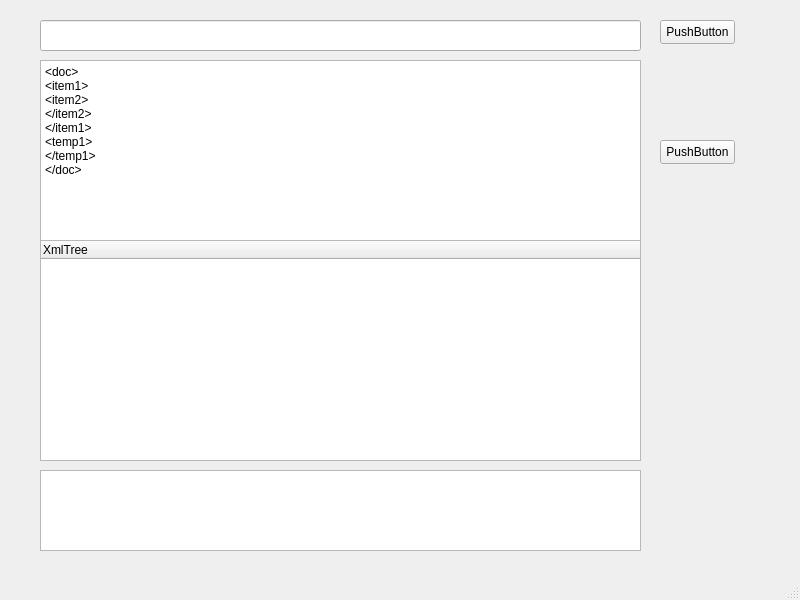
Before: the Qt Designer form mainwindow.ui in obrodiga/XmrReder, drawn with Qt 5.
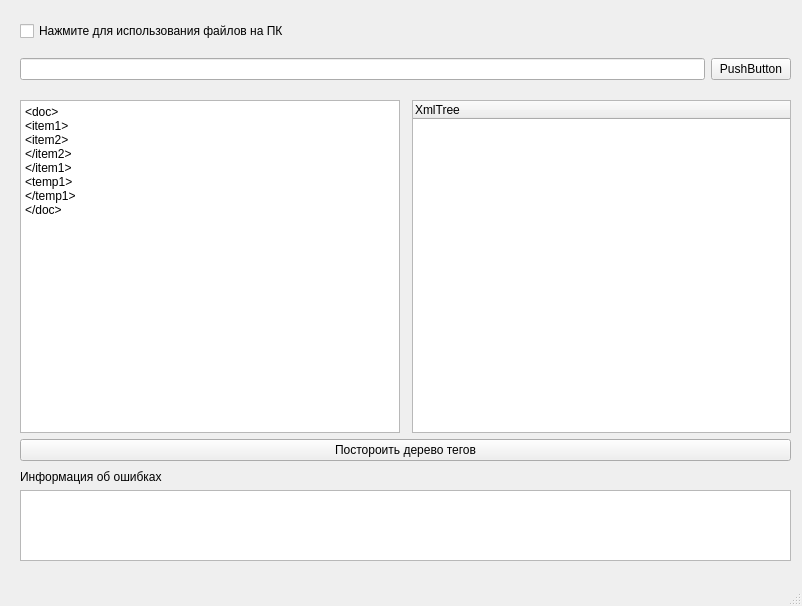
After: the same form once the commit is applied.

Diff of the .ui file:
```diff
--- a/mainwindow.ui
+++ b/mainwindow.ui
@@ -6,51 +6,35 @@
    <rect>
     <x>0</x>
     <y>0</y>
-    <width>800</width>
-    <height>600</height>
+    <width>802</width>
+    <height>606</height>
    </rect>
   </property>
   <property name="windowTitle">
    <string>MainWindow</string>
   </property>
   <widget class="QWidget" name="centralwidget">
-   <widget class="QPushButton" name="pushButton">
+   <widget class="QWidget" name="gridLayoutWidget">
     <property name="geometry">
      <rect>
-      <x>660</x>
-      <y>140</y>
-      <width>75</width>
-      <height>24</height>
+      <x>20</x>
+      <y>100</y>
+      <width>771</width>
+      <height>361</height>
      </rect>
     </property>
-    <property name="text">
-     <string>PushButton</string>
-    </property>
-   </widget>
+    <layout class="QGridLayout" name="gridLayout">
+     <item row="1" column="2">
    <widget class="QTreeWidget" name="treeWidget">
-    <property name="geometry">
-     <rect>
-      <x>40</x>
-      <y>240</y>
-      <width>601</width>
-      <height>221</height>
-     </rect>
-    </property>
     <column>
      <property name="text">
       <string notr="true">XmlTree</string>
      </property>
     </column>
    </widget>
+     </item>
+     <item row="1" column="0">
    <widget class="QTextEdit" name="textEdit">
-    <property name="geometry">
-     <rect>
-      <x>40</x>
-      <y>60</y>
-      <width>601</width>
-      <height>181</height>
-     </rect>
-    </property>
     <property name="html">
      <string>&lt;!DOCTYPE HTML PUBLIC &quot;-//W3C//DTD HTML 4.0//EN&quot; &quot;http://www.w3.org/TR/REC-html40/strict.dtd&quot;&gt;
 &lt;html&gt;&lt;head&gt;&lt;meta name=&quot;qrichtext&quot; content=&quot;1&quot; /&gt;&lt;meta charset=&quot;utf-8&quot; /&gt;&lt;style type=&quot;text/css&quot;&gt;
@@ -66,38 +50,66 @@
 &lt;p style=&quot; margin-top:0px; margin-bottom:0px; margin-left:0px; margin-right:0px; -qt-block-indent:0; text-indent:0px;&quot;&gt;&amp;lt;/doc&amp;gt;&lt;/p&gt;&lt;/body&gt;&lt;/html&gt;</string>
     </property>
    </widget>
-   <widget class="QTextBrowser" name="textBrowser">
+     </item>
+     <item row="2" column="0" colspan="3">
+      <widget class="QPushButton" name="pushButton">
+       <property name="text">
+        <string>Постороить дерево тегов</string>
+       </property>
+      </widget>
+     </item>
+    </layout>
+   </widget>
+   <widget class="QWidget" name="gridLayoutWidget_2">
     <property name="geometry">
      <rect>
-      <x>40</x>
-      <y>470</y>
-      <width>601</width>
+      <x>20</x>
+      <y>10</y>
+      <width>771</width>
       <height>81</height>
      </rect>
     </property>
-   </widget>
+    <layout class="QGridLayout" name="gridLayout_2">
+     <item row="1" column="0">
+      <widget class="QLineEdit" name="FileFolder"/>
+     </item>
+     <item row="0" column="0">
+      <widget class="QCheckBox" name="checkBox">
+       <property name="text">
+        <string>Нажмите для использования файлов на ПК</string>
+       </property>
+      </widget>
+     </item>
+     <item row="1" column="1">
    <widget class="QPushButton" name="FileOpen">
-    <property name="geometry">
-     <rect>
-      <x>660</x>
-      <y>20</y>
-      <width>75</width>
-      <height>24</height>
-     </rect>
-    </property>
     <property name="text">
      <string>PushButton</string>
     </property>
    </widget>
-   <widget class="QLineEdit" name="FileFolder">
+     </item>
+    </layout>
+   </widget>
+   <widget class="QWidget" name="verticalLayoutWidget">
     <property name="geometry">
      <rect>
-      <x>40</x>
-      <y>20</y>
-      <width>601</width>
-      <height>31</height>
+      <x>20</x>
+      <y>470</y>
+      <width>771</width>
+      <height>91</height>
      </rect>
     </property>
+    <layout class="QVBoxLayout" name="verticalLayout">
+     <item>
+      <widget class="QLabel" name="label">
+       <property name="text">
+        <string>Информация об ошибках</string>
+       </property>
+      </widget>
+     </item>
+     <item>
+      <widget class="QTextBrowser" name="textBrowser"/>
+     </item>
+    </layout>
    </widget>
   </widget>
   <widget class="QMenuBar" name="menubar">
```
Left out of the diff: 2 changed lines with no effect on the pictures. Lines whose indentation alone changed are shown as unchanged.
